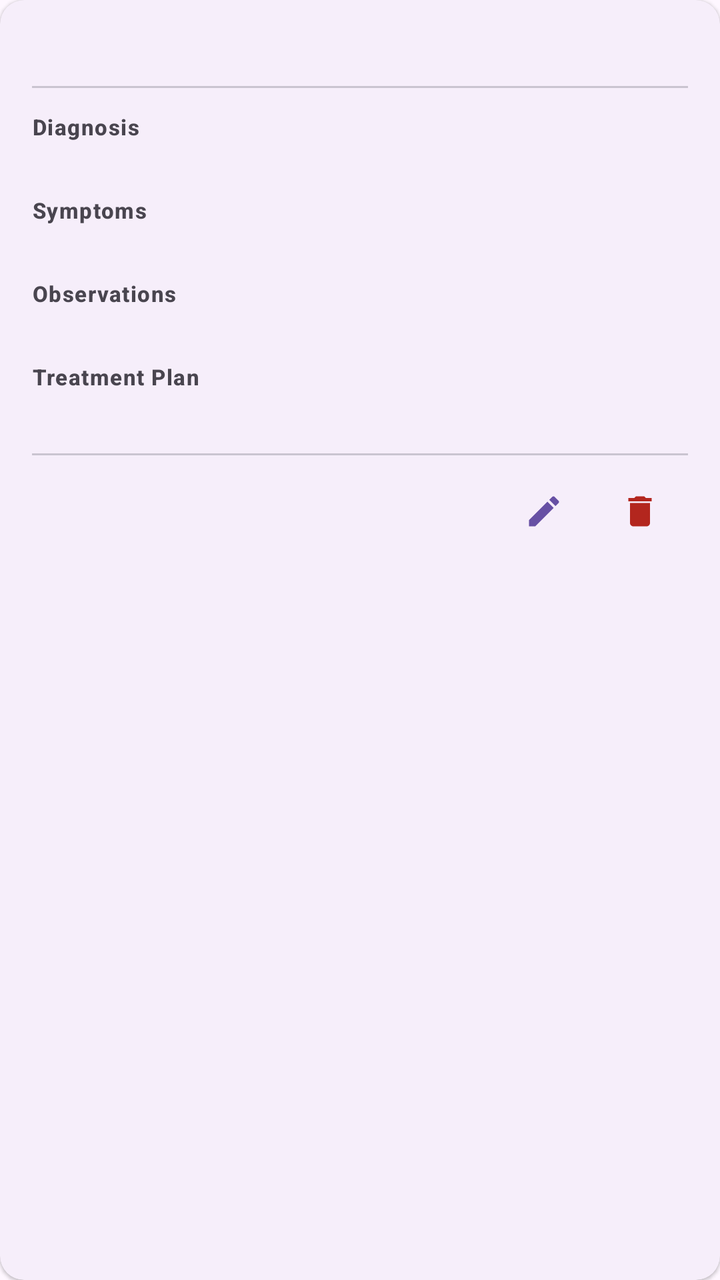
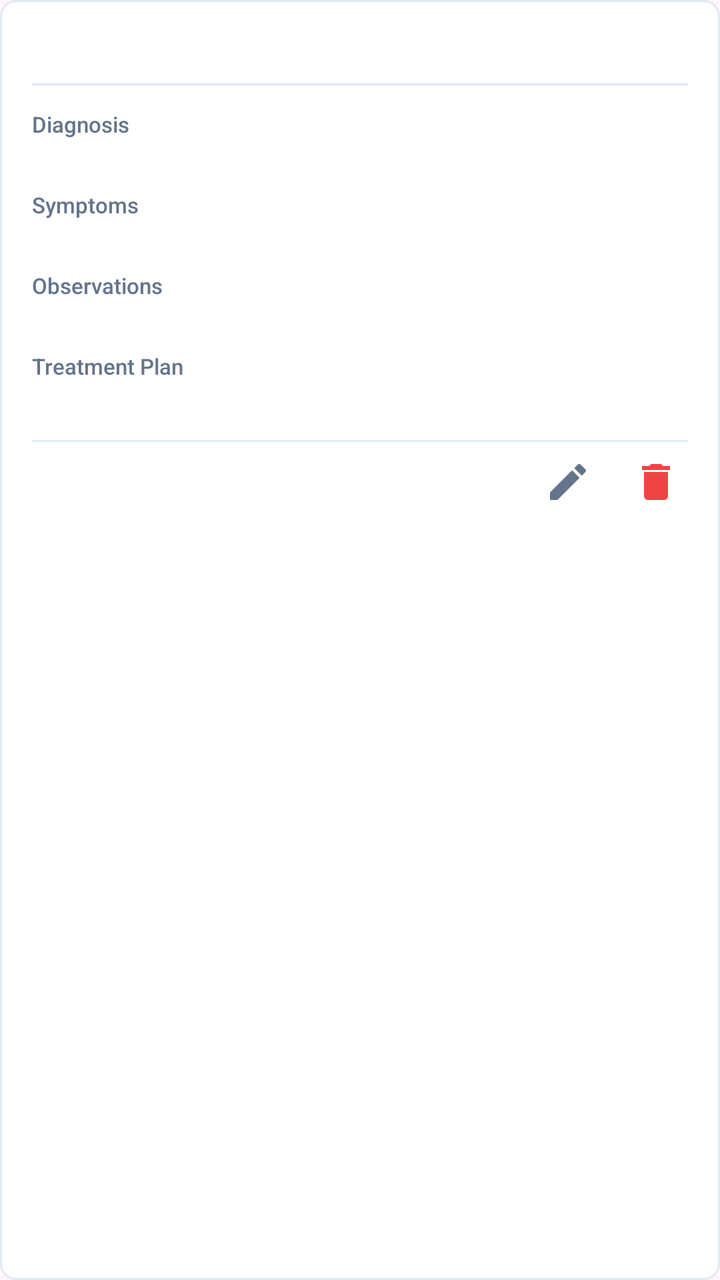

Two renders of the same Android screen: before a commit and after it. Below are the layout's source before the change and the commit's diff.
<!-- AndroidManifest.xml: application theme Theme.Healthcare_app -->
<!-- res/layout/item_note.xml -->
<?xml version="1.0" encoding="utf-8"?>
<com.google.android.material.card.MaterialCardView xmlns:android="http://schemas.android.com/apk/res/android"
    xmlns:app="http://schemas.android.com/apk/res-auto"
    android:layout_width="match_parent"
    android:layout_height="wrap_content"
    android:layout_marginBottom="10dp"
    app:cardElevation="1dp"
    app:cardCornerRadius="12dp"
    app:strokeWidth="0dp">

    <LinearLayout
        android:layout_width="match_parent"
        android:layout_height="wrap_content"
        android:orientation="vertical"
        android:padding="16dp">

        
        <LinearLayout
            android:layout_width="match_parent"
            android:layout_height="wrap_content"
            android:orientation="horizontal"
            android:gravity="center_vertical"
            android:layout_marginBottom="8dp">

            <TextView
                android:id="@+id/tvNoteDate"
                android:layout_width="0dp"
                android:layout_height="wrap_content"
                android:layout_weight="1"
                android:textAppearance="?attr/textAppearanceLabelLarge"
                android:textColor="?attr/colorPrimary"
                android:textStyle="bold" />

            <com.google.android.material.chip.Chip
                android:id="@+id/chipFollowUp"
                android:layout_width="wrap_content"
                android:layout_height="wrap_content"
                android:textSize="12sp"
                app:chipMinHeight="24dp"
                android:visibility="gone" />

        </LinearLayout>

        
        <com.google.android.material.divider.MaterialDivider
            android:layout_width="match_parent"
            android:layout_height="wrap_content"
            android:layout_marginBottom="12dp"
            app:dividerColor="?attr/colorOutlineVariant" />

        
        <TextView
            android:layout_width="wrap_content"
            android:layout_height="wrap_content"
            android:text="Diagnosis"
            android:textAppearance="?attr/textAppearanceLabelSmall"
            android:textColor="?attr/colorOnSurfaceVariant"
            android:textStyle="bold" />

        <TextView
            android:id="@+id/tvDiagnosis"
            android:layout_width="match_parent"
            android:layout_height="wrap_content"
            android:textAppearance="?attr/textAppearanceBodyMedium"
            android:textColor="?attr/colorOnSurface"
            android:layout_marginBottom="8dp" />

        
        <TextView
            android:layout_width="wrap_content"
            android:layout_height="wrap_content"
            android:text="Symptoms"
            android:textAppearance="?attr/textAppearanceLabelSmall"
            android:textColor="?attr/colorOnSurfaceVariant"
            android:textStyle="bold" />

        <TextView
            android:id="@+id/tvSymptoms"
            android:layout_width="match_parent"
            android:layout_height="wrap_content"
            android:textAppearance="?attr/textAppearanceBodyMedium"
            android:textColor="?attr/colorOnSurface"
            android:layout_marginBottom="8dp" />

        
        <TextView
            android:id="@+id/labelObservations"
            android:layout_width="wrap_content"
            android:layout_height="wrap_content"
            android:text="Observations"
            android:textAppearance="?attr/textAppearanceLabelSmall"
            android:textColor="?attr/colorOnSurfaceVariant"
            android:textStyle="bold" />

        <TextView
            android:id="@+id/tvObservations"
            android:layout_width="match_parent"
            android:layout_height="wrap_content"
            android:textAppearance="?attr/textAppearanceBodyMedium"
            android:textColor="?attr/colorOnSurface"
            android:layout_marginBottom="8dp" />

        
        <TextView
            android:layout_width="wrap_content"
            android:layout_height="wrap_content"
            android:text="Treatment Plan"
            android:textAppearance="?attr/textAppearanceLabelSmall"
            android:textColor="?attr/colorOnSurfaceVariant"
            android:textStyle="bold" />

        <TextView
            android:id="@+id/tvPlan"
            android:layout_width="match_parent"
            android:layout_height="wrap_content"
            android:textAppearance="?attr/textAppearanceBodyMedium"
            android:textColor="?attr/colorOnSurface" />

        
        <com.google.android.material.divider.MaterialDivider
            android:layout_width="match_parent"
            android:layout_height="wrap_content"
            android:layout_marginTop="12dp"
            android:layout_marginBottom="4dp"
            app:dividerColor="?attr/colorOutlineVariant" />

        
        <LinearLayout
            android:layout_width="match_parent"
            android:layout_height="wrap_content"
            android:orientation="horizontal"
            android:gravity="end">

            <com.google.android.material.button.MaterialButton
                android:id="@+id/btnEditNote"
                style="@style/Widget.Material3.Button.IconButton"
                android:layout_width="wrap_content"
                android:layout_height="wrap_content"
                android:contentDescription="Edit"
                app:icon="@drawable/ic_edit_24" />

            <com.google.android.material.button.MaterialButton
                android:id="@+id/btnDeleteNote"
                style="@style/Widget.Material3.Button.IconButton"
                android:layout_width="wrap_content"
                android:layout_height="wrap_content"
                android:contentDescription="Delete"
                app:icon="@drawable/ic_delete_24"
                app:iconTint="?attr/colorError" />

        </LinearLayout>

    </LinearLayout>

</com.google.android.material.card.MaterialCardView>
<!-- resources referenced by this layout -->
<resources>
  <!-- drawable ic_delete_24 (drawable) -->
  <vector xmlns:android="http://schemas.android.com/apk/res/android"
      android:width="24dp"
      android:height="24dp"
      android:viewportWidth="24"
      android:viewportHeight="24"
      android:tint="?attr/colorControlNormal">
      <path
          android:fillColor="@android:color/white"
          android:pathData="M6,19c0,1.1 0.9,2 2,2h8c1.1,0 2,-0.9 2,-2V7H6v12zM19,4h-3.5l-1,-1h-5l-1,1H5v2h14V4z"/>
  </vector>
  <!-- drawable ic_edit_24 (drawable) -->
  <vector xmlns:android="http://schemas.android.com/apk/res/android"
      android:width="24dp"
      android:height="24dp"
      android:viewportWidth="24"
      android:viewportHeight="24"
      android:tint="?attr/colorControlNormal">
      <path
          android:fillColor="@android:color/white"
          android:pathData="M3,17.25V21h3.75L17.81,9.94l-3.75,-3.75L3,17.25zM20.71,7.04c0.39,-0.39 0.39,-1.02 0,-1.41l-2.34,-2.34c-0.39,-0.39 -1.02,-0.39 -1.41,0l-1.83,1.83 3.75,3.75 1.83,-1.83z"/>
  </vector>
  <style name="Theme.Healthcare_app" parent="Base.Theme.Healthcare_app" />
  <style name="Base.Theme.Healthcare_app" parent="Theme.Material3.DayNight.NoActionBar">
      </style>
</resources>

<!-- the commit's change to res/layout/item_note.xml (unified diff, before → after) -->
@@ -4,9 +4,11 @@
     android:layout_width="match_parent"
     android:layout_height="wrap_content"
     android:layout_marginBottom="10dp"
-    app:cardElevation="1dp"
-    app:cardCornerRadius="12dp"
-    app:strokeWidth="0dp">
+    app:cardElevation="0dp"
+    app:cardBackgroundColor="#FFFFFF"
+    app:strokeColor="#E2E8F0"
+    app:cardCornerRadius="8dp"
+    app:strokeWidth="1dp">
 
     <LinearLayout
         android:layout_width="match_parent"
@@ -27,9 +29,9 @@
                 android:layout_width="0dp"
                 android:layout_height="wrap_content"
                 android:layout_weight="1"
-                android:textAppearance="?attr/textAppearanceLabelLarge"
-                android:textColor="?attr/colorPrimary"
-                android:textStyle="bold" />
+                android:textSize="13sp"
+            android:fontFamily="sans-serif-medium"
+                android:textColor="#185FA5" />
 
             <com.google.android.material.chip.Chip
                 android:id="@+id/chipFollowUp"
@@ -42,27 +44,28 @@
         </LinearLayout>
 
         
-        <com.google.android.material.divider.MaterialDivider
+        <View
+            android:background="#E2E8F0"
             android:layout_width="match_parent"
-            android:layout_height="wrap_content"
-            android:layout_marginBottom="12dp"
-            app:dividerColor="?attr/colorOutlineVariant" />
+            android:layout_height="1dp"
+            android:layout_marginBottom="12dp" />
 
         
         <TextView
             android:layout_width="wrap_content"
             android:layout_height="wrap_content"
             android:text="Diagnosis"
-            android:textAppearance="?attr/textAppearanceLabelSmall"
-            android:textColor="?attr/colorOnSurfaceVariant"
-            android:textStyle="bold" />
+            android:textSize="11sp"
+            android:fontFamily="sans-serif-medium"
+            android:textColor="#64748B" />
 
         <TextView
             android:id="@+id/tvDiagnosis"
             android:layout_width="match_parent"
             android:layout_height="wrap_content"
-            android:textAppearance="?attr/textAppearanceBodyMedium"
-            android:textColor="?attr/colorOnSurface"
+            android:textSize="13sp"
+            android:fontFamily="sans-serif"
+            android:textColor="#1A2535"
             android:layout_marginBottom="8dp" />
 
         
@@ -70,16 +73,17 @@
             android:layout_width="wrap_content"
             android:layout_height="wrap_content"
             android:text="Symptoms"
-            android:textAppearance="?attr/textAppearanceLabelSmall"
-            android:textColor="?attr/colorOnSurfaceVariant"
-            android:textStyle="bold" />
+            android:textSize="11sp"
+            android:fontFamily="sans-serif-medium"
+            android:textColor="#64748B" />
 
         <TextView
             android:id="@+id/tvSymptoms"
             android:layout_width="match_parent"
             android:layout_height="wrap_content"
-            android:textAppearance="?attr/textAppearanceBodyMedium"
-            android:textColor="?attr/colorOnSurface"
+            android:textSize="13sp"
+            android:fontFamily="sans-serif"
+            android:textColor="#1A2535"
             android:layout_marginBottom="8dp" />
 
         
@@ -88,16 +92,17 @@
             android:layout_width="wrap_content"
             android:layout_height="wrap_content"
             android:text="Observations"
-            android:textAppearance="?attr/textAppearanceLabelSmall"
-            android:textColor="?attr/colorOnSurfaceVariant"
-            android:textStyle="bold" />
+            android:textSize="11sp"
+            android:fontFamily="sans-serif-medium"
+            android:textColor="#64748B" />
 
         <TextView
             android:id="@+id/tvObservations"
             android:layout_width="match_parent"
             android:layout_height="wrap_content"
-            android:textAppearance="?attr/textAppearanceBodyMedium"
-            android:textColor="?attr/colorOnSurface"
+            android:textSize="13sp"
+            android:fontFamily="sans-serif"
+            android:textColor="#1A2535"
             android:layout_marginBottom="8dp" />
 
         
@@ -105,24 +110,25 @@
             android:layout_width="wrap_content"
             android:layout_height="wrap_content"
             android:text="Treatment Plan"
-            android:textAppearance="?attr/textAppearanceLabelSmall"
-            android:textColor="?attr/colorOnSurfaceVariant"
-            android:textStyle="bold" />
+            android:textSize="11sp"
+            android:fontFamily="sans-serif-medium"
+            android:textColor="#64748B" />
 
         <TextView
             android:id="@+id/tvPlan"
             android:layout_width="match_parent"
             android:layout_height="wrap_content"
-            android:textAppearance="?attr/textAppearanceBodyMedium"
-            android:textColor="?attr/colorOnSurface" />
+            android:textSize="13sp"
+            android:fontFamily="sans-serif"
+            android:textColor="#1A2535" />
 
         
-        <com.google.android.material.divider.MaterialDivider
+        <View
+            android:background="#E2E8F0"
             android:layout_width="match_parent"
-            android:layout_height="wrap_content"
+            android:layout_height="1dp"
             android:layout_marginTop="12dp"
-            android:layout_marginBottom="4dp"
-            app:dividerColor="?attr/colorOutlineVariant" />
+            android:layout_marginBottom="4dp" />
 
         
         <LinearLayout
@@ -131,22 +137,26 @@
             android:orientation="horizontal"
             android:gravity="end">
 
-            <com.google.android.material.button.MaterialButton
+            <ImageView
                 android:id="@+id/btnEditNote"
-                style="@style/Widget.Material3.Button.IconButton"
-                android:layout_width="wrap_content"
-                android:layout_height="wrap_content"
+                android:layout_width="32dp"
+                android:layout_height="32dp"
+                android:layout_marginEnd="12dp"
+                android:padding="4dp"
+                android:background="?attr/selectableItemBackgroundBorderless"
                 android:contentDescription="Edit"
-                app:icon="@drawable/ic_edit_24" />
+                android:src="@drawable/ic_edit_24"
+                app:tint="#64748B" />
 
-            <com.google.android.material.button.MaterialButton
+            <ImageView
                 android:id="@+id/btnDeleteNote"
-                style="@style/Widget.Material3.Button.IconButton"
-                android:layout_width="wrap_content"
-                android:layout_height="wrap_content"
+                android:layout_width="32dp"
+                android:layout_height="32dp"
+                android:padding="4dp"
+                android:background="?attr/selectableItemBackgroundBorderless"
                 android:contentDescription="Delete"
-                app:icon="@drawable/ic_delete_24"
-                app:iconTint="?attr/colorError" />
+                android:src="@drawable/ic_delete_24"
+                app:tint="#EF4444" />
 
         </LinearLayout>
 
<!-- resource entries referenced after the edit -->
@@ -23,7 +23,32 @@
           android:pathData="M3,17.25V21h3.75L17.81,9.94l-3.75,-3.75L3,17.25zM20.71,7.04c0.39,-0.39 0.39,-1.02 0,-1.41l-2.34,-2.34c-0.39,-0.39 -1.02,-0.39 -1.41,0l-1.83,1.83 3.75,3.75 1.83,-1.83z"/>
   </vector>
   <style name="Theme.Healthcare_app" parent="Base.Theme.Healthcare_app" />
-  <style name="Base.Theme.Healthcare_app" parent="Theme.Material3.DayNight.NoActionBar">
+  <style name="Base.Theme.Healthcare_app" parent="Theme.Material3.Light.NoActionBar">
+          <item name="bottomSheetDialogTheme">@style/Theme.Healthcare_app.BottomSheetDialog</item>
+      </style>
+  <style name="Theme.Healthcare_app.BottomSheetDialog" parent="ThemeOverlay.Material3.BottomSheetDialog">
+          <item name="android:windowIsFloating">false</item>
+          <item name="android:backgroundDimEnabled">true</item>
+          
+          <item name="colorSurface">#FFFFFF</item>
+          <item name="colorOnSurface">#1A2535</item>
+          <item name="colorOnSurfaceVariant">#64748B</item>
+          <item name="android:colorBackground">#FFFFFF</item>
+          <item name="colorPrimary">#185FA5</item>
+          <item name="colorOnPrimary">#FFFFFF</item>
+          
+          <item name="android:textColorPrimary">#1A2535</item>
+          <item name="android:textColorSecondary">#64748B</item>
+          <item name="android:textColorHint">#64748B</item>
+          
+          <item name="colorControlNormal">#E2E8F0</item>
+          <item name="colorControlActivated">#185FA5</item>
+          
+          <item name="bottomSheetStyle">@style/LightBottomSheetStyle</item>
+      </style>
+  <style name="LightBottomSheetStyle" parent="Widget.Material3.BottomSheet.Modal">
+          <item name="backgroundTint">#FFFFFF</item>
+          <item name="android:elevation">0dp</item>
       </style>
 </resources>
 
